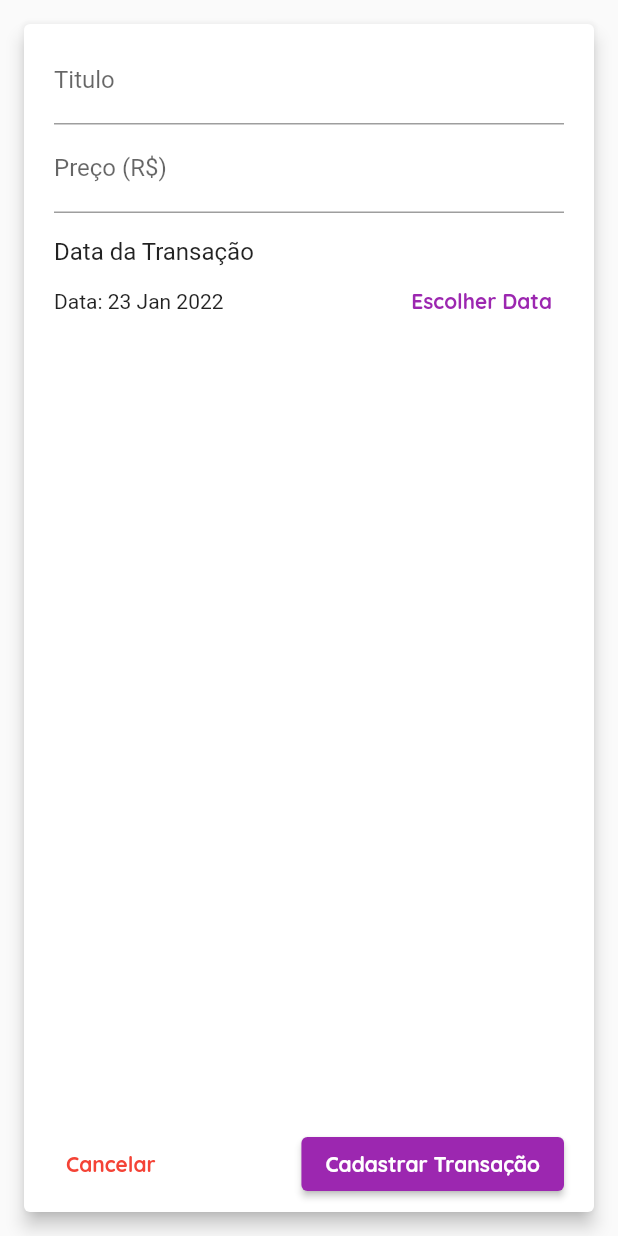
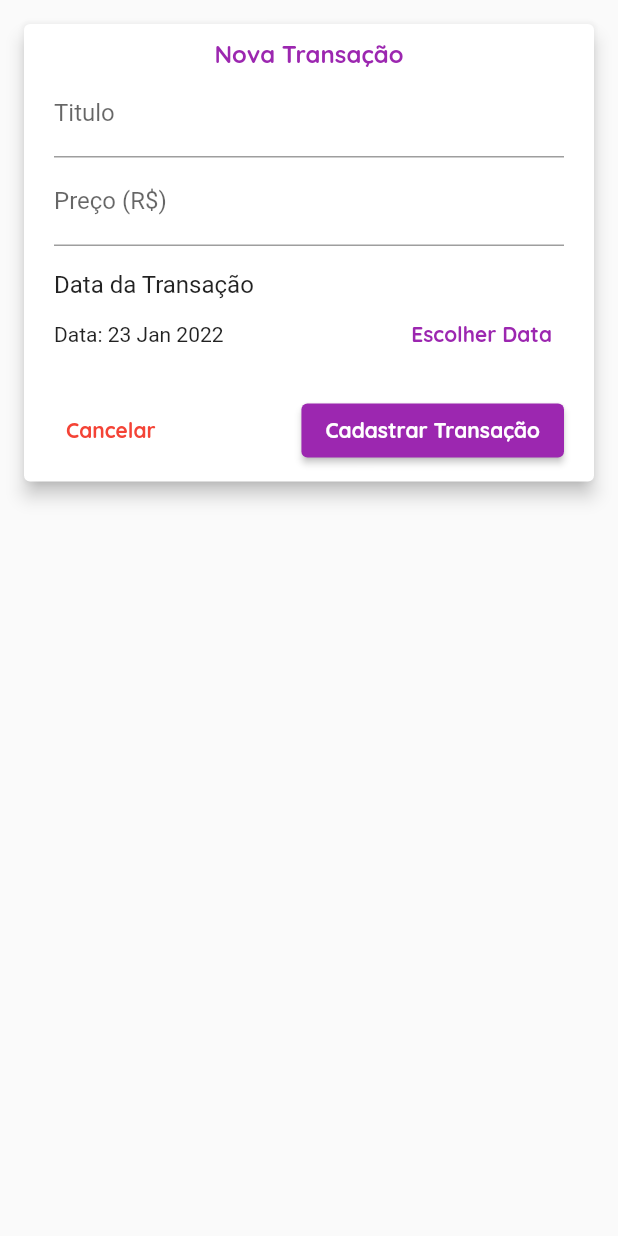
Before and after one commit to GuilhermePalma/Control_Expenses, a Flutter app: the TransactionForm widget shown alone on an empty page, opened directly with empty values, on a phone screen of 412 x 824 dp. Run offline on Flutter 3.47's test engine with Material 2 defaults, Android fonts, the phone set to English and light mode, and no system bars.

Commit message:
Fix: Correction in Layout Form

```diff
--- a/lib/components/transaction_form.dart
+++ b/lib/components/transaction_form.dart
@@ -49,20 +49,33 @@ class _TransactionFormState extends State<TransactionForm> {
 
   @override
   Widget build(BuildContext context) {
-    return Card(
+    return SingleChildScrollView(
+      child: Card(
         margin: const EdgeInsets.all(16),
         elevation: 5,
         child: Padding(
-        padding: const EdgeInsets.fromLTRB(20, 8, 20, 8),
+          padding: EdgeInsets.fromLTRB(
+            20,
+            10,
+            20,
+            // Da o Espaçamento de quando o Teclado Ocupa Parte da Tela
+            MediaQuery.of(context).viewInsets.bottom + 10,
+          ),
           child: Column(
             mainAxisAlignment: MainAxisAlignment.spaceBetween,
             children: [
+              Text(
+                "Nova Transação",
+                style: Theme.of(context).textTheme.headline6?.merge(
+                      TextStyle(color: Theme.of(context).colorScheme.primary),
+                    ),
+              ),
               Column(
                 children: [
                   TextField(
-                  // TODO ALTERAR PARA UM METODO QUE ABRA O TEXTFIELD DE PREÇO
-                  onSubmitted: (_) => _submitForm(),
                     controller: _titleController,
+                    // Avança para o Proximo TextField (Valor)
+                    textInputAction: TextInputAction.next,
                     decoration: const InputDecoration(
                       labelText: "Titulo",
                     ),
@@ -70,8 +83,8 @@ class _TransactionFormState extends State<TransactionForm> {
                   TextField(
                     keyboardType:
                         const TextInputType.numberWithOptions(decimal: true),
-                  // É ignorado o valor desse TextField, para usar os valores dos Controllers
-                  onSubmitted: (_) => _submitForm(),
+                    // Abre a Proxima Parte do Cadastro (Data)
+                    onSubmitted: (_) => _showDatePicker(),
                     controller: _valueController,
                     decoration: const InputDecoration(
                       labelText: "Preço (R\$)",
@@ -127,6 +140,7 @@ class _TransactionFormState extends State<TransactionForm> {
             ],
           ),
         ),
+      ),
     );
   }
 }
```
Lines whose indentation alone changed are shown as unchanged.
